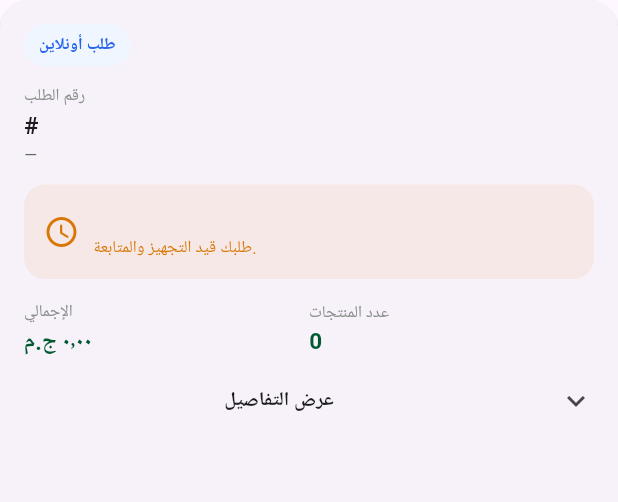
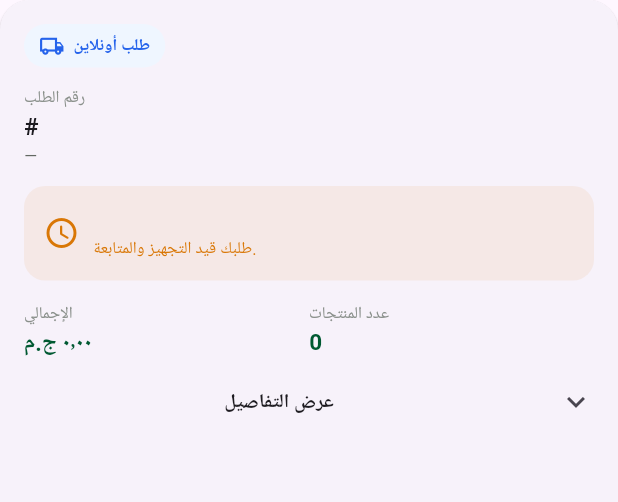
Before and after one commit to bodo2020/elmadawymarket-customer-app, a Flutter app: the _OrderCard widget shown alone on an empty page, opened directly with empty values, on a phone screen of 412 x 824 dp. Shown: the top 502 px of the screen. Run offline on Flutter 3.47's test engine with Material 3 defaults, Android fonts, the phone set to English and light mode, and no system bars; our stand-ins replace barcode_widget, flutter_map, geolocator, image_picker, latlong2, shared_preferences and 1 more; missing offline and left inert: mobile_scanner; accounts and stored records are empty.

Commit message:
chore: sync local Flutter updates

```diff
--- a/lib/screens/account.dart
+++ b/lib/screens/account.dart
@@ -736,9 +736,7 @@ class _OrdersPageState extends State<OrdersPage> {
                 .where((e) => e['id'] == widget.orderId)
                 .firstOrNull;
             if (target != null) {
-              previous =
-                  target['source_channel'] == 'store' ||
-                  ['delivered', 'cancelled'].contains(target['status']);
+              previous = ['delivered', 'cancelled'].contains(target['status']);
             }
           }
           data = result;
@@ -864,7 +862,9 @@ class _OrderCard extends StatelessWidget {
     final items = normalizeOrderItems(order['items']);
     final delivered = status == 'delivered';
     final cancelled = status == 'cancelled';
-    final statusColor = cancelled
+    final statusColor = !online
+        ? MarketColors.primary
+        : cancelled
         ? MarketColors.error
         : delivered
         ? MarketColors.success
@@ -894,13 +894,30 @@ class _OrderCard extends StatelessWidget {
                         : MarketColors.primarySurface,
                     borderRadius: BorderRadius.circular(20),
                   ),
-                  child: Text(
-                    online ? 'طلب أونلاين' : 'شراء من الفرع',
-                    style: TextStyle(
-                      color: online ? MarketColors.info : MarketColors.primary,
-                      fontSize: 11,
-                      fontWeight: FontWeight.w700,
-                    ),
+                  child: Row(
+                    mainAxisSize: MainAxisSize.min,
+                    children: [
+                      Icon(
+                        online
+                            ? Icons.local_shipping_outlined
+                            : Icons.storefront_outlined,
+                        color: online
+                            ? MarketColors.info
+                            : MarketColors.primary,
+                        size: 17,
+                      ),
+                      const SizedBox(width: 6),
+                      Text(
+                        online ? 'طلب أونلاين' : 'شراء من الفرع',
+                        style: TextStyle(
+                          color: online
+                              ? MarketColors.info
+                              : MarketColors.primary,
+                          fontSize: 11,
+                          fontWeight: FontWeight.w700,
+                        ),
+                      ),
+                    ],
                   ),
                 ),
                 const Spacer(),
@@ -914,9 +931,12 @@ class _OrderCard extends StatelessWidget {
               ],
             ),
             const SizedBox(height: 12),
-            const Text(
-              'رقم الطلب',
-              style: TextStyle(fontSize: 11, color: MarketColors.textTertiary),
+            Text(
+              online ? 'رقم الطلب' : 'رقم الفاتورة',
+              style: const TextStyle(
+                fontSize: 11,
+                color: MarketColors.textTertiary,
+              ),
             ),
             SelectableText(
               '#$identifier',
@@ -939,7 +959,9 @@ class _OrderCard extends StatelessWidget {
               child: Row(
                 children: [
                   Icon(
-                    delivered
+                    !online
+                        ? Icons.storefront_outlined
+                        : delivered
                         ? Icons.check_circle_outline
                         : cancelled
                         ? Icons.cancel_outlined
@@ -952,14 +974,18 @@ class _OrderCard extends StatelessWidget {
                       crossAxisAlignment: CrossAxisAlignment.start,
                       children: [
                         Text(
-                          statusLabels[status] ?? status,
+                          !online
+                              ? 'شراء من الفرع'
+                              : statusLabels[status] ?? status,
                           style: TextStyle(
                             color: statusColor,
                             fontWeight: FontWeight.w700,
                           ),
                         ),
                         Text(
-                          delivered
+                          !online
+                              ? 'تم تسجيل عملية الشراء ونقاطها في حسابك.'
+                              : delivered
                               ? 'تم توصيل طلبك بنجاح.'
                               : cancelled
                               ? 'تم إلغاء هذا الطلب.'
@@ -979,6 +1005,10 @@ class _OrderCard extends StatelessWidget {
                 Expanded(child: _OrderValue('عدد المنتجات', '${items.length}')),
               ],
             ),
+            if (items.isNotEmpty) ...[
+              const SizedBox(height: 12),
+              _OrderProductImages(items),
+            ],
             ExpansionTile(
               initiallyExpanded: initiallyExpanded,
               tilePadding: EdgeInsets.zero,
@@ -996,7 +1026,7 @@ class _OrderCard extends StatelessWidget {
                   ),
                 ...items.map(
                   (item) => ListTile(
-                    leading: _accountIcon(Icons.inventory_2_outlined),
+                    leading: _OrderProductImage(item, size: 52),
                     title: Text('${item['name'] ?? 'منتج'}'),
                     subtitle: Text('الكمية: ${item['quantity']}'),
                     trailing: Text(
@@ -1020,6 +1050,62 @@ class _OrderCard extends StatelessWidget {
       ),
     );
   }
+}
+
+class _OrderProductImages extends StatelessWidget {
+  final List<JsonMap> items;
+  const _OrderProductImages(this.items);
+
+  @override
+  Widget build(BuildContext context) => SizedBox(
+    height: 66,
+    child: ListView.separated(
+      scrollDirection: Axis.horizontal,
+      itemCount: items.length,
+      separatorBuilder: (_, _) => const SizedBox(width: 8),
+      itemBuilder: (_, index) => _OrderProductImage(items[index], size: 62),
+    ),
+  );
+}
+
+class _OrderProductImage extends StatelessWidget {
+  final JsonMap item;
+  final double size;
+  const _OrderProductImage(this.item, {required this.size});
+
+  String get imageUrl {
+    final product = item['product'] is Map
+        ? row(item['product'])
+        : item['products'] is Map
+        ? row(item['products'])
+        : <String, dynamic>{};
+    final direct =
+        item['image_url'] ??
+        item['product_image_url'] ??
+        item['thumbnail_url'] ??
+        item['image'] ??
+        product['image_url'];
+    if ('$direct'.trim().isNotEmpty && direct != null) return '$direct';
+    final images = item['image_urls'] ?? product['image_urls'];
+    if (images is List && images.isNotEmpty) return '${images.first}';
+    return '';
+  }
+
+  @override
+  Widget build(BuildContext context) => Container(
+    width: size,
+    height: size,
+    padding: const EdgeInsets.all(5),
+    decoration: BoxDecoration(
+      color: Colors.white,
+      borderRadius: BorderRadius.circular(13),
+      border: Border.all(color: MarketColors.divider),
+    ),
+    child: ClipRRect(
+      borderRadius: BorderRadius.circular(9),
+      child: photo(imageUrl, width: size - 10, height: size - 10),
+    ),
+  );
 }
 
 class _OrderValue extends StatelessWidget {
```
